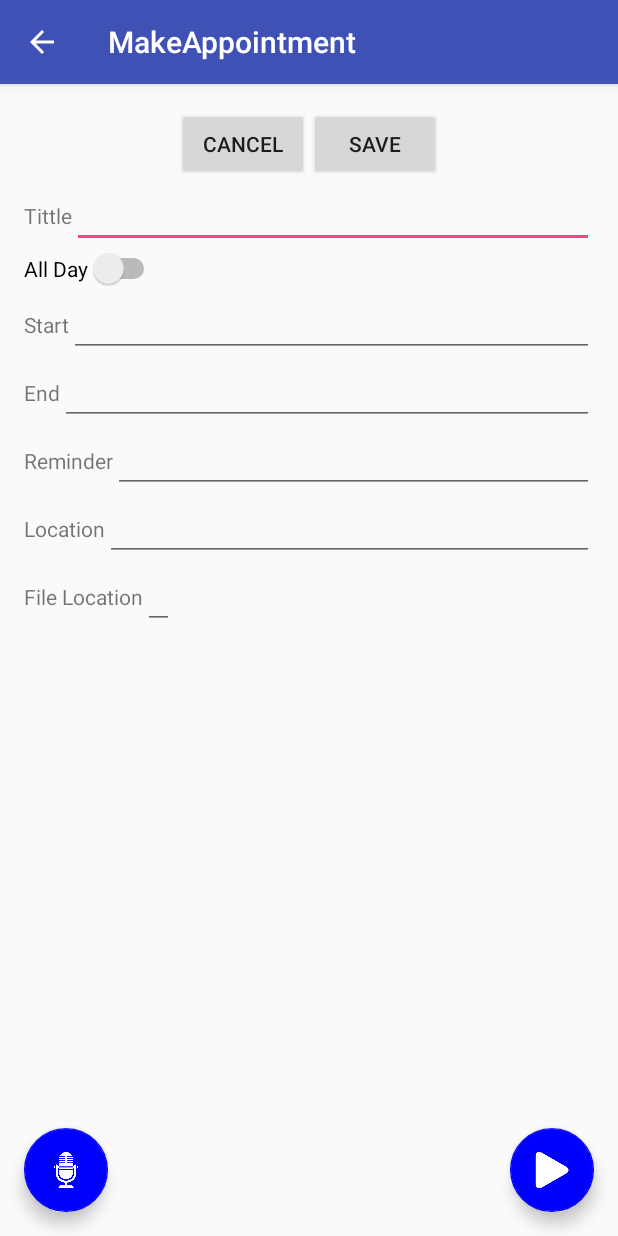
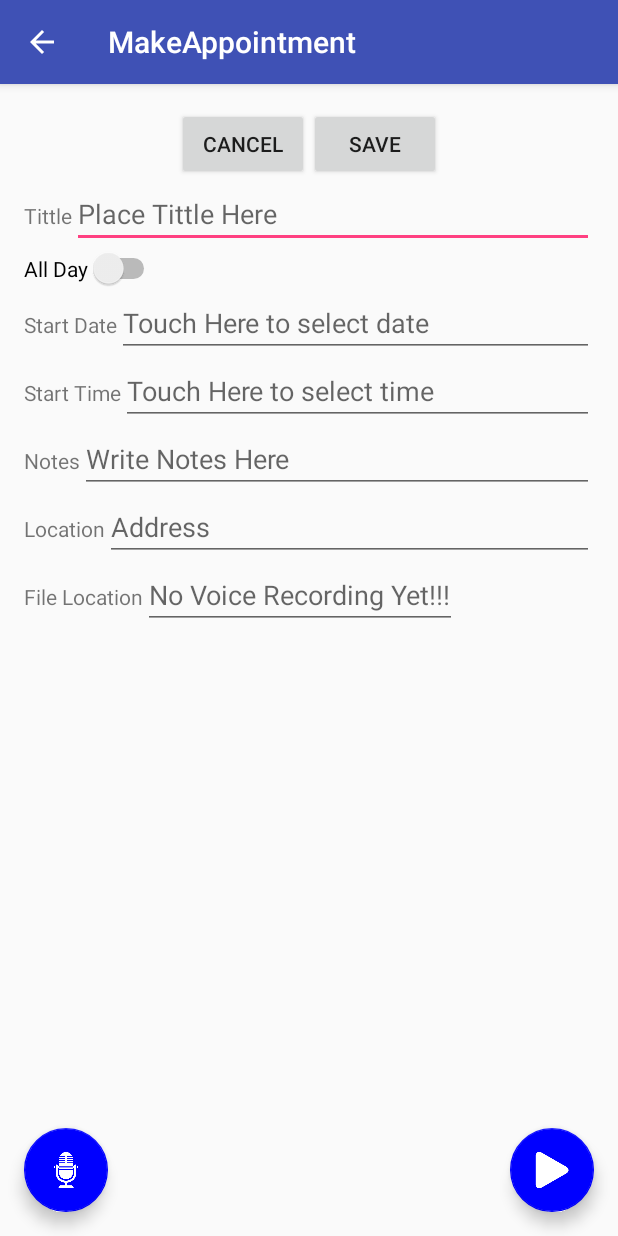
Before and after one commit to FlavioAmurrio506/VoiceCalender, an Android app: the screen it shows after launch (MakeAppointment), after a tap on an icon or button, on a phone screen of 412 x 824 dp. Run offline under Robolectric (Android 15) with nearby library versions, the phone set to English and light mode, and no system bars.

Commit message:
4/5/2016

```diff
--- a/app/src/main/java/gbreaker2000/voicecalender/Appointment.java
+++ b/app/src/main/java/gbreaker2000/voicecalender/Appointment.java
@@ -1,8 +1,5 @@
 package gbreaker2000.voicecalender;
 
-/**
- * Created by Flavi on 4/2/2016.
- */
 public class Appointment {
 
     private String tittle;
@@ -14,7 +11,7 @@ public class Appointment {
     private String location;
     private boolean allDay;
 
-    Appointment()
+    public Appointment()
     {
         tittle = "Place Tittle Here";
         startDate = "Start Date";
--- a/app/src/main/java/gbreaker2000/voicecalender/MainActivity.java
+++ b/app/src/main/java/gbreaker2000/voicecalender/MainActivity.java
@@ -20,7 +20,9 @@ import android.widget.EditText;
 import android.widget.Toast;
 
 import java.io.File;
+import java.util.ArrayList;
 import java.util.Calendar;
+import java.util.List;
 
 public class MainActivity extends AppCompatActivity {
 
@@ -37,6 +39,8 @@ public class MainActivity extends AppCompatActivity {
     NotificationManager notificationManager;
     int notifID = 33;
     boolean isNotificActive = false;
+    FileIO read = new FileIO();
+    public static List<Appointment> appdata = new ArrayList<>();
 
     @Override
     protected void onCreate(Bundle savedInstanceState) {
@@ -50,6 +54,12 @@ public class MainActivity extends AppCompatActivity {
         rec_float_button.setBackgroundTintList(ColorStateList.valueOf(0xff0000ff));
         today_button.setBackgroundTintList(ColorStateList.valueOf(0xff0000ff));
         add_float_Button.setBackgroundTintList(ColorStateList.valueOf(0xff0000ff));
+
+        appdata.clear();
+
+        appdata.addAll(read.FileInput());
+        Toast.makeText(this,("File Read" + appdata.size() + ""),Toast.LENGTH_SHORT).show();
+
 
 
 //        FloatingActionButton fab = (FloatingActionButton) findViewById(R.id.fab);
--- a/app/src/main/res/layout/content_make_appointment.xml
+++ b/app/src/main/res/layout/content_make_appointment.xml
@@ -53,7 +53,8 @@
             android:layout_height="wrap_content"
             android:inputType="textAutoCorrect"
 
-            android:id="@+id/tittle" />
+            android:id="@+id/tittle"
+            android:hint="Place Tittle Here"/>
 
     </LinearLayout>
     <LinearLayout
@@ -74,12 +75,13 @@
         <TextView
             android:layout_width="wrap_content"
             android:layout_height="wrap_content"
-            android:text="Start" />
+            android:text="Start Date" />
         <EditText
             android:layout_width="match_parent"
             android:layout_height="wrap_content"
             android:inputType="date"
-            android:id="@+id/appointment_start"/>
+            android:id="@+id/appointment_start"
+            android:hint="Touch Here to select date"/>
     </LinearLayout>
     <LinearLayout
         android:layout_width="match_parent"
@@ -88,12 +90,16 @@
         <TextView
             android:layout_width="wrap_content"
             android:layout_height="wrap_content"
-            android:text="End"/>
+            android:text="Start Time"/>
         <EditText
             android:layout_width="match_parent"
             android:layout_height="wrap_content"
             android:inputType="date"
-            android:id="@+id/appointment_end"/>
+            android:id="@+id/appointment_end"
+            android:hint="Touch Here to select time"/>
+        <!-- Change Name Above Later-->
+
+
     </LinearLayout>
     <LinearLayout
         android:layout_width="match_parent"
@@ -102,12 +108,13 @@
         <TextView
             android:layout_width="wrap_content"
             android:layout_height="wrap_content"
-            android:text="Reminder"/>
+            android:text="Notes"/>
         <EditText
             android:layout_width="match_parent"
             android:layout_height="wrap_content"
             android:inputType="text"
-            android:id="@+id/reminder"/>
+            android:id="@+id/reminder"
+            android:hint="Write Notes Here"/>
     </LinearLayout>
     <LinearLayout
         android:layout_width="match_parent"
@@ -121,7 +128,8 @@
             android:layout_width="match_parent"
             android:layout_height="wrap_content"
             android:inputType="textPostalAddress"
-            android:id="@+id/location"/>
+            android:id="@+id/location"
+            android:hint="Address"/>
 
 
     </LinearLayout>
@@ -135,7 +143,8 @@
         <EditText
             android:layout_width="wrap_content"
             android:layout_height="wrap_content"
-            android:id="@+id/file_location"/>
+            android:id="@+id/file_location"
+            android:hint="No Voice Recording Yet!!!"/>
         <!--android:layout_width="wrap_content"-->
         <!--android:layout_height="wrap_content"-->
         <!--android:text="File Location"-->
```
Also changed, not shown: app/src/main/java/gbreaker2000/voicecalender/DateDialog.java (added, +42 -0 lines), app/src/main/java/gbreaker2000/voicecalender/FileIO.java (+43 -58 lines), app/src/main/java/gbreaker2000/voicecalender/MakeAppointment.java (+80 -12 lines), app/src/main/java/gbreaker2000/voicecalender/TimeDialog.java (added, +34 -0 lines), app/src/main/res/layout/content_main.xml (+3 -4 lines).
